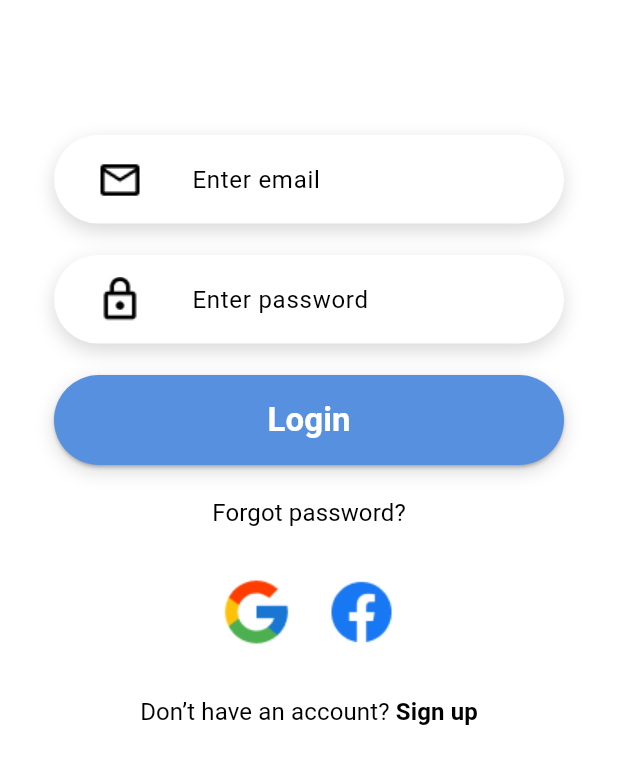
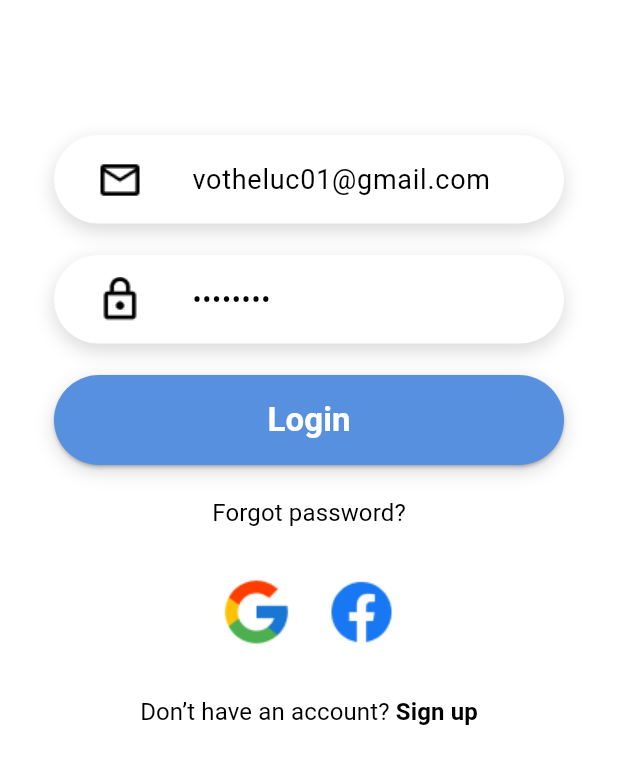
Before and after one commit to lvtdel/home_shield, a Flutter app: the screen it shows after launch, on a phone screen of 412 x 824 dp, the part 285-1069 px from its top. Run offline on Flutter 3.47's test engine with Material 3 defaults, Android fonts, the phone set to English and light mode, and no system bars; our stand-ins replace bloc, cloud_firestore, dartz, firebase_auth, firebase_core, flutter_bloc and 3 more; accounts and stored records are empty; generated files the repository leaves out were written again; Roboto replaces fonts that are missing (Poppins).

```diff
--- a/lib/core/routing/app_router.dart
+++ b/lib/core/routing/app_router.dart
@@ -1,8 +1,10 @@
+import 'package:flutter_bloc/flutter_bloc.dart';
 import 'package:go_router/go_router.dart';
 import 'package:home_shield/core/routing/route_path.dart';
 import 'package:home_shield/presentation/chat/pages/chat_page.dart';
 import 'package:home_shield/presentation/chat/pages/contact_page.dart';
 import 'package:home_shield/presentation/news/pages/news_page.dart';
+import 'package:home_shield/presentation/sign_in/cubit/login_cubit.dart';
 import 'package:home_shield/presentation/sign_in/pages/sign_in_page.dart';
 import 'package:home_shield/presentation/sign_up/pages/sign_up_page.dart';
 
@@ -16,7 +18,12 @@ class AppRouter {
       routes: [
         GoRoute(path: Routes.news, builder: (_, __) => NewsPage()),
         GoRoute(path: Routes.signUp, builder: (_, __) => SignUpPage()),
-        GoRoute(path: Routes.signIn, builder: (_, __) => SignInPage()),
+        GoRoute(
+            path: Routes.signIn,
+            builder: (_, __) => BlocProvider(
+                  create: (context) => LoginCubit(),
+                  child: SignInPage(),
+                )),
         GoRoute(path: Routes.contact, builder: (_, __) => ContactPage()),
         GoRoute(path: Routes.chat, builder: (_, __) => ChatPage()),
       ]);
--- /dev/null
+++ b/lib/domain/auth/use_cases/get_user.dart
@@ -0,0 +1,13 @@
+import 'package:dartz/dartz.dart';
+import 'package:home_shield/domain/auth/repository/auth.dart';
+import 'package:home_shield/domain/usecase.dart';
+import 'package:home_shield/service_locator.dart';
+
+class GetUserUseCase implements UseCase<Either,dynamic> {
+
+  @override
+  Future<Either> call({dynamic params}) async {
+    return await sl<AuthRepository>().getUser();
+  }
+
+}
--- /dev/null
+++ b/lib/domain/auth/use_cases/sign_in.dart
@@ -0,0 +1,12 @@
+import 'package:dartz/dartz.dart';
+import 'package:home_shield/domain/auth/repository/auth.dart';
+import 'package:home_shield/domain/entities/user.dart';
+import 'package:home_shield/domain/usecase.dart';
+import 'package:home_shield/service_locator.dart';
+
+class SignInUseCase implements UseCase<Either, UserApp> {
+  @override
+  Future<Either> call({UserApp? params}) async {
+    return sl<AuthRepository>().signIn(params!);
+  }
+}
--- /dev/null
+++ b/lib/domain/entities/user.dart
@@ -0,0 +1,18 @@
+class UserApp {
+  final String? id;
+  final String email;
+  final String? password;
+  final String? name;
+  final String? phoneNumber;
+  final String? bloodType;
+  final String? image;
+
+  UserApp(
+      {this.id,
+      this.name,
+      required this.email,
+      this.password,
+      this.phoneNumber,
+      this.bloodType,
+      this.image});
+}
--- /dev/null
+++ b/lib/domain/usecase.dart
@@ -0,0 +1,4 @@
+abstract class UseCase<Type,Params> {
+
+  Future<Type> call({Params params});
+}
--- /dev/null
+++ b/lib/presentation/sign_in/cubit/login_state.dart
@@ -0,0 +1,20 @@
+part of 'login_cubit.dart';
+
+@immutable
+sealed class LoginState {}
+
+final class LoginInitial extends LoginState {}
+
+final class LoadingLogin extends LoginState {}
+
+final class LoginSuccess extends LoginState {
+  final String userName;
+
+  LoginSuccess(this.userName);
+}
+
+final class LoginError extends LoginState {
+  final String mess;
+
+  LoginError(this.mess);
+}
--- a/lib/presentation/sign_in/pages/sign_in_page.dart
+++ b/lib/presentation/sign_in/pages/sign_in_page.dart
@@ -1,13 +1,20 @@
+import 'dart:async';
+
 import 'package:flutter/gestures.dart';
 import 'package:flutter/material.dart';
+import 'package:flutter_bloc/flutter_bloc.dart';
 import 'package:go_router/go_router.dart';
 import 'package:home_shield/core/routing/app_router.dart';
 import 'package:home_shield/core/routing/route_path.dart';
 import 'package:home_shield/core/styles/app_shapes.dart';
 import 'package:home_shield/core/styles/app_text_style.dart';
 import 'package:home_shield/core/styles/app_values.dart';
+import 'package:home_shield/domain/auth/use_cases/sign_up.dart';
+import 'package:home_shield/domain/entities/user.dart';
+import 'package:home_shield/presentation/sign_in/cubit/login_cubit.dart';
 import 'package:home_shield/presentation/widgets/text_field_edit.dart';
 import 'package:home_shield/res/assets_res.dart';
+import 'package:home_shield/service_locator.dart';
 
 class SignInPage extends StatefulWidget {
   SignInPage({super.key});
@@ -21,12 +28,86 @@ class _SignInPageState extends State<SignInPage> {
 
   final passwordController = TextEditingController();
 
+  @override
+  void initState() {
+    emailController.text = "votheluc01@gmail.com";
+    passwordController.text = "abba1221";
+
+    super.initState();
+  }
+
   _onLogin() {
-    context.go(Routes.news);
+    String email = emailController.text;
+    String pass = passwordController.text;
+
+    if (email.isEmpty || pass.isEmpty) throw Exception("Validate failed!");
+
+    context.read<LoginCubit>().login(email, pass);
   }
 
   _onGoogleLogin() {
     print("Google click");
+  }
+
+  Widget _logInButton() {
+    return BlocBuilder<LoginCubit, LoginState>(builder: (context, state) {
+      if (state is LoginInitial) {
+        return ElevatedButton(
+            onPressed: _onLogin,
+            child: Text(
+              "Login",
+              style: AppTextStyle.bold22,
+            ));
+      }
+
+      if (state is LoadingLogin) {
+        return const Center(
+          child: SizedBox(
+              height: 20, width: 20, child: CircularProgressIndicator()),
+        );
+      }
+
+      if (state is LoginSuccess) {
+        showSnackBar(context, "Welcome ${state.userName}");
+
+        Timer(const Duration(seconds: 1), () {
+          context.go(Routes.news);
+        });
+
+        return ElevatedButton(
+            onPressed: () {},
+            child: Text(
+              "Login",
+              style: AppTextStyle.bold22,
+            ));
+      }
+
+      if (state is LoginError) {
+        showSnackBar(context, "state.mess");
+        return ElevatedButton(
+            onPressed: _onLogin,
+            child: Text(
+              "Login",
+              style: AppTextStyle.bold22,
+            ));
+      }
+
+      return Text("Undefined state ${state.runtimeType}");
+    });
+  }
+
+  void showSnackBar(BuildContext context, String mess) {
+    Future.delayed(const Duration(milliseconds: 100), () {
+      ScaffoldMessenger.of(context).showSnackBar(
+        SnackBar(
+          content: Text(
+            mess,
+            style: Theme.of(context).textTheme.titleMedium,
+          ),
+          duration: const Duration(seconds: 2),
+        ),
+      );
+    });
   }
 
   @override
@@ -66,16 +147,14 @@ class _SignInPageState extends State<SignInPage> {
                   decoration: AppShapes.inputBoxDecoration,
                   height: AppSize.s60,
                   width: AppSize.s340,
-                  child: ElevatedButton(
-                      onPressed: _onLogin,
-                      child: Text(
-                        "Login",
-                        style: AppTextStyle.bold22,
-                      ))),
+                  child: _logInButton()),
               const SizedBox(
                 height: 20,
               ),
-               Text("Forgot password?", style: Theme.of(context).textTheme.titleSmall,),
+              Text(
+                "Forgot password?",
+                style: Theme.of(context).textTheme.titleSmall,
+              ),
               const SizedBox(
                 height: 30,
               ),
@@ -86,7 +165,7 @@ class _SignInPageState extends State<SignInPage> {
                     child: Image.asset(AssetsRes.GOOGLE_ICON),
                     onTap: _onGoogleLogin,
                   ),
-                  SizedBox(
+                  const SizedBox(
                     width: 20,
                   ),
                   InkWell(
--- a/pubspec.yaml
+++ b/pubspec.yaml
@@ -35,6 +35,10 @@ dependencies:
   go_router:
   get_it:
   font_awesome_flutter:
+  dartz:
+  firebase_auth:
+  firebase_core:
+  cloud_firestore:
 
 
   # The following adds the Cupertino Icons font to your application.
```
Also changed, not shown: lib/data/auth/models/user_model.dart (added, +63 -0 lines), lib/data/auth/repositories/auth_repository_impl.dart (added, +39 -0 lines), lib/data/auth/source/auth_firebase_service.dart (added, +103 -0 lines), lib/domain/auth/repository/auth.dart (added, +9 -0 lines), lib/domain/auth/use_cases/is_logged_in.dart (added, +12 -0 lines), lib/domain/auth/use_cases/sign_up.dart (added, +12 -0 lines), lib/main.dart (+10 -1 lines), lib/presentation/sign_in/cubit/login_cubit.dart (added, +44 -0 lines), lib/service_locator.dart (added, +22 -0 lines), firebase.json (added), pubspec.lock, 5 other files.
